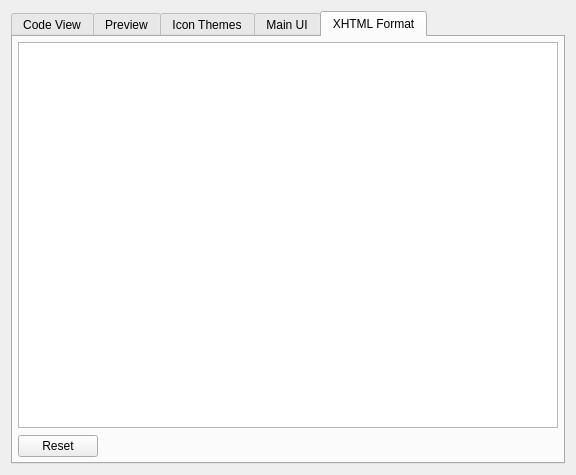
Before: the Qt Designer form src/Form_Files/PAppearanceWidget.ui in 3tic-project/Sigil-Enhanced, drawn with Qt 5.
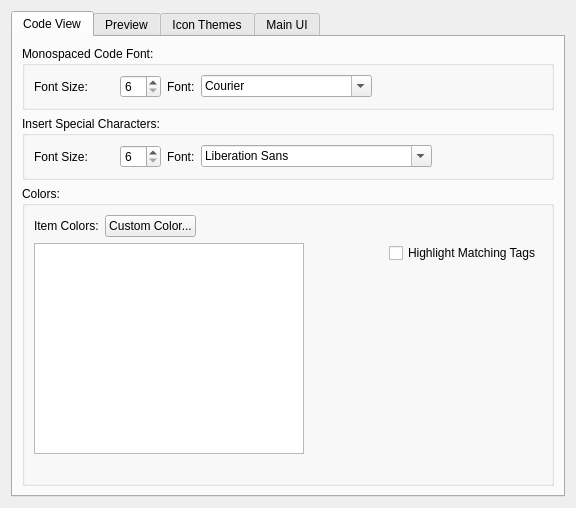
After: the same form once the commit is applied. The open tabs and pages were chosen to show the change. Custom widgets are drawn as their Qt base class.

```diff
--- a/src/Form_Files/PAppearanceWidget.ui
+++ b/src/Form_Files/PAppearanceWidget.ui
@@ -7,7 +7,7 @@
     <x>0</x>
     <y>0</y>
     <width>576</width>
-    <height>475</height>
+    <height>508</height>
    </rect>
   </property>
   <property name="windowTitle">
@@ -708,7 +708,7 @@
          <property name="title">
           <string>Tweak Drag Distance (Needs Sigil Restart):</string>
          </property>
-         <layout class="QHBoxLayout" name="horizontalLayout_3">
+         <layout class="QVBoxLayout" name="verticalLayout_8">
           <item>
            <widget class="QSpinBox" name="dragTweakSpinBox"/>
           </item>
@@ -776,66 +776,10 @@
        </item>
       </layout>
      </widget>
-     <widget class="QWidget" name="HtmlFormatTab">
-      <attribute name="title">
-       <string>XHTML Format</string>
-      </attribute>
-      <layout class="QVBoxLayout" name="verticalLayout_8">
-       <property name="spacing">
-        <number>7</number>
-       </property>
-       <property name="leftMargin">
-        <number>5</number>
-       </property>
-       <property name="topMargin">
-        <number>5</number>
-       </property>
-       <property name="rightMargin">
-        <number>5</number>
-       </property>
-       <property name="bottomMargin">
-        <number>5</number>
-       </property>
-       <item>
-        <widget class="XhtmlFormatEditor" name="editXHTMLFormat"/>
-       </item>
-       <item>
-        <layout class="QHBoxLayout" name="horizontalLayout_4">
-         <item>
-          <widget class="QPushButton" name="htmlFormatResetButton">
-           <property name="text">
-            <string>Reset</string>
-           </property>
-          </widget>
-         </item>
-         <item>
-          <spacer name="horizontalSpacer_7">
-           <property name="orientation">
-            <enum>Qt::Horizontal</enum>
-           </property>
-           <property name="sizeHint" stdset="0">
-            <size>
-             <width>40</width>
-             <height>20</height>
-            </size>
-           </property>
-          </spacer>
-         </item>
-        </layout>
-       </item>
-      </layout>
-     </widget>
     </widget>
    </item>
   </layout>
  </widget>
- <customwidgets>
-  <customwidget>
-   <class>XhtmlFormatEditor</class>
-   <extends>QTextEdit</extends>
-   <header>ViewEditors/XhtmlFormatEditor.h</header>
-  </customwidget>
- </customwidgets>
  <resources/>
  <connections/>
 </ui>
```
Left out of the diff: 91 changed lines with no effect on the pictures.
